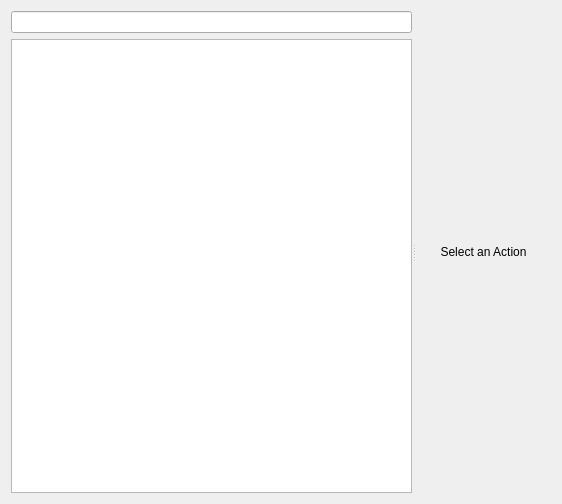
RJVB/kdm5, file PolicyKit-kde/authorization/PkKAuthorization.ui: the form before one commit.
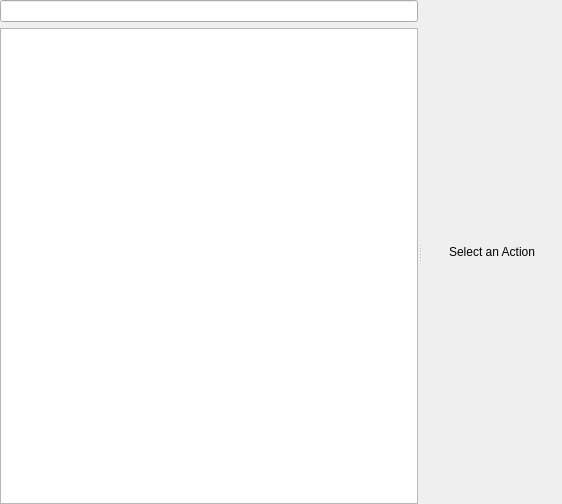
The form after the commit. Custom widgets are drawn as their Qt base class.

Commit message:
Fix issues in Policy-Kit KCM UI
* remove excessive nested margins
* use standard spacing between widgets
* use standard group boxes
* convert to QFormLayout
* use sane icon size (this is no image viewer :)

CCMAIL:dantti85-pk@yahoo.com.br

The edit to the form file:
```diff
--- a/PolicyKit-kde/authorization/PkKAuthorization.ui
+++ b/PolicyKit-kde/authorization/PkKAuthorization.ui
@@ -13,6 +13,9 @@
    <string>Authorizations</string>
   </property>
   <layout class="QGridLayout" name="gridLayout" >
+   <property name="margin">
+    <number>0</number>
+   </property>
    <item row="0" column="0" >
     <widget class="QSplitter" name="splitter" >
      <property name="orientation" >
@@ -44,6 +47,9 @@
      </widget>
      <widget class="QWidget" native="1" name="widget" >
       <layout class="QGridLayout" name="gridLayout_2" >
+       <property name="margin">
+        <number>0</number>
+       </property>
        <item row="0" column="0" >
         <widget class="QLabel" name="label" >
          <property name="text" >
```
The commit also changes 2 other files.
